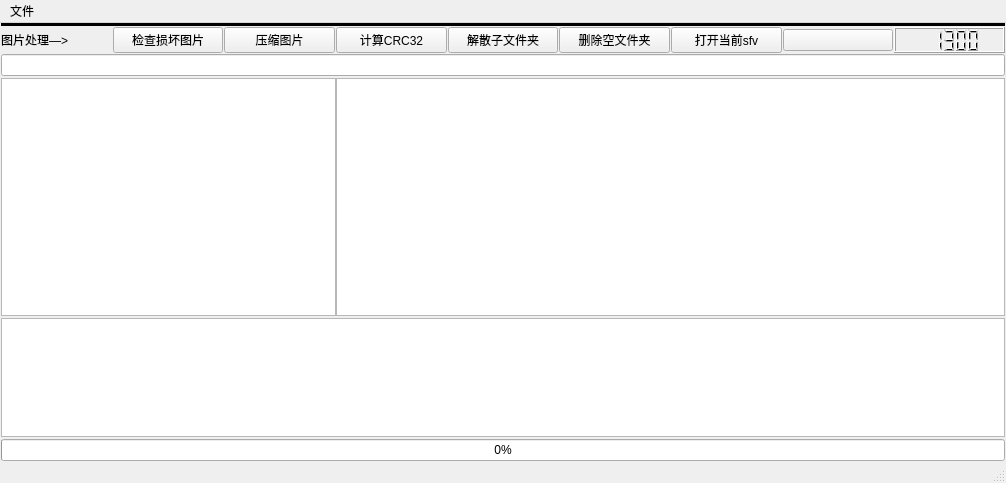
Before: the Qt Designer form AIO/aio.ui in jlsvhx/jsh-python-toolkit, drawn with Qt 5.
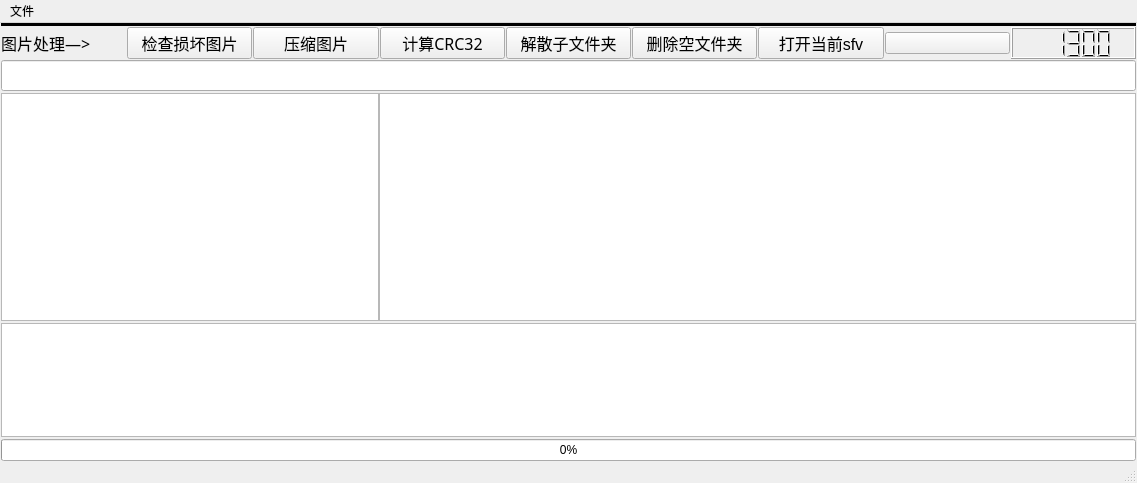
After: the same form once the commit is applied.

What changed in the file:
```diff
--- a/AIO/aio.ui
+++ b/AIO/aio.ui
@@ -6,7 +6,7 @@
    <rect>
     <x>0</x>
     <y>0</y>
-    <width>1006</width>
+    <width>1137</width>
     <height>483</height>
    </rect>
   </property>
@@ -57,6 +57,12 @@
        <layout class="QHBoxLayout" name="horizontalLayout_2">
         <item>
          <widget class="QLabel" name="label">
+          <property name="font">
+           <font>
+            <family>Adobe Devanagari</family>
+            <pointsize>12</pointsize>
+           </font>
+          </property>
           <property name="text">
            <string>图片处理—&gt;</string>
           </property>
@@ -64,6 +70,12 @@
         </item>
         <item>
          <widget class="QPushButton" name="pushButton">
+          <property name="font">
+           <font>
+            <family>Adobe Devanagari</family>
+            <pointsize>12</pointsize>
+           </font>
+          </property>
           <property name="styleSheet">
            <string notr="true"/>
           </property>
@@ -74,6 +86,12 @@
         </item>
         <item>
          <widget class="QPushButton" name="pushButton_3">
+          <property name="font">
+           <font>
+            <family>Adobe Devanagari</family>
+            <pointsize>12</pointsize>
+           </font>
+          </property>
           <property name="styleSheet">
            <string notr="true"/>
           </property>
@@ -84,6 +102,12 @@
         </item>
         <item>
          <widget class="QPushButton" name="pushButton_6">
+          <property name="font">
+           <font>
+            <family>Adobe Devanagari</family>
+            <pointsize>12</pointsize>
+           </font>
+          </property>
           <property name="styleSheet">
            <string notr="true"/>
           </property>
@@ -94,6 +118,12 @@
         </item>
         <item>
          <widget class="QPushButton" name="pushButton_4">
+          <property name="font">
+           <font>
+            <family>Adobe Devanagari</family>
+            <pointsize>12</pointsize>
+           </font>
+          </property>
           <property name="styleSheet">
            <string notr="true"/>
           </property>
@@ -104,6 +134,12 @@
         </item>
         <item>
          <widget class="QPushButton" name="pushButton_5">
+          <property name="font">
+           <font>
+            <family>Adobe Devanagari</family>
+            <pointsize>12</pointsize>
+           </font>
+          </property>
           <property name="text">
            <string>删除空文件夹</string>
           </property>
@@ -111,6 +147,11 @@
         </item>
         <item>
          <widget class="QPushButton" name="pushButton_7">
+          <property name="font">
+           <font>
+            <pointsize>12</pointsize>
+           </font>
+          </property>
           <property name="text">
            <string>打开当前sfv</string>
           </property>
@@ -139,6 +180,12 @@
         </property>
         <item>
          <widget class="QLineEdit" name="lineEdit">
+          <property name="font">
+           <font>
+            <family>Adobe Devanagari</family>
+            <pointsize>12</pointsize>
+           </font>
+          </property>
           <property name="readOnly">
            <bool>true</bool>
           </property>
@@ -182,6 +229,12 @@
             <verstretch>1</verstretch>
            </sizepolicy>
           </property>
+          <property name="font">
+           <font>
+            <family>Adobe Devanagari</family>
+            <pointsize>11</pointsize>
+           </font>
+          </property>
           <property name="readOnly">
            <bool>true</bool>
           </property>
@@ -205,8 +258,8 @@
     <rect>
      <x>0</x>
      <y>0</y>
-     <width>1006</width>
-     <height>22</height>
+     <width>1137</width>
+     <height>26</height>
     </rect>
    </property>
    <widget class="QMenu" name="menu">
```
